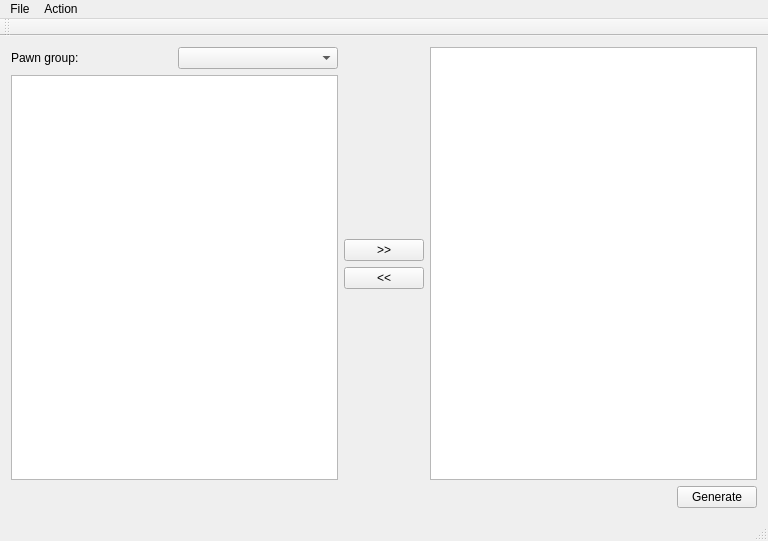
Before: the Qt Designer form tools/UT99CampaignRoster/MainWindow.ui in orb3b/UTManager, drawn with Qt 5.
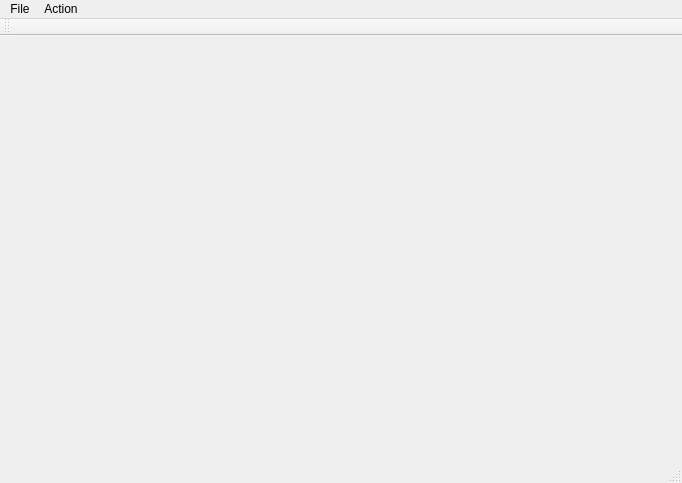
After: the same form once the commit is applied. Icons and pictures are not drawn.

```diff
--- a/tools/UT99CampaignRoster/MainWindow.ui
+++ b/tools/UT99CampaignRoster/MainWindow.ui
@@ -6,8 +6,8 @@
    <rect>
     <x>0</x>
     <y>0</y>
-    <width>768</width>
-    <height>541</height>
+    <width>682</width>
+    <height>483</height>
    </rect>
   </property>
   <property name="windowTitle">
@@ -17,116 +17,13 @@
    <iconset resource="RosterResources.qrc">
     <normaloff>:/images/icon</normaloff>:/images/icon</iconset>
   </property>
-  <widget class="QWidget" name="centralWidget">
-   <layout class="QVBoxLayout" name="verticalLayout_4">
-    <item>
-     <layout class="QHBoxLayout" name="horizontalLayout_3">
-      <item>
-       <layout class="QVBoxLayout" name="verticalLayout">
-        <item>
-         <layout class="QHBoxLayout" name="horizontalLayout">
-          <item>
-           <widget class="QLabel" name="lbPawnGroup">
-            <property name="text">
-             <string>Pawn group:</string>
-            </property>
-           </widget>
-          </item>
-          <item>
-           <widget class="QComboBox" name="cbPawnGroups"/>
-          </item>
-         </layout>
-        </item>
-        <item>
-         <widget class="QListWidget" name="lwPawnGroupMembers"/>
-        </item>
-       </layout>
-      </item>
-      <item>
-       <layout class="QVBoxLayout" name="verticalLayout_2">
-        <item>
-         <spacer name="verticalSpacer">
-          <property name="orientation">
-           <enum>Qt::Vertical</enum>
-          </property>
-          <property name="sizeHint" stdset="0">
-           <size>
-            <width>20</width>
-            <height>40</height>
-           </size>
-          </property>
-         </spacer>
-        </item>
-        <item>
-         <widget class="QPushButton" name="btnAddPawnToTeam">
-          <property name="text">
-           <string>&gt;&gt;</string>
-          </property>
-         </widget>
-        </item>
-        <item>
-         <widget class="QPushButton" name="btnRemovePawnFromTeam">
-          <property name="text">
-           <string>&lt;&lt;</string>
-          </property>
-         </widget>
-        </item>
-        <item>
-         <spacer name="verticalSpacer_2">
-          <property name="orientation">
-           <enum>Qt::Vertical</enum>
-          </property>
-          <property name="sizeHint" stdset="0">
-           <size>
-            <width>20</width>
-            <height>40</height>
-           </size>
-          </property>
-         </spacer>
-        </item>
-       </layout>
-      </item>
-      <item>
-       <layout class="QVBoxLayout" name="verticalLayout_3">
-        <item>
-         <widget class="QListWidget" name="lwTeamMembers"/>
-        </item>
-       </layout>
-      </item>
-     </layout>
-    </item>
-    <item>
-     <layout class="QHBoxLayout" name="horizontalLayout_4">
-      <item>
-       <spacer name="horizontalSpacer">
-        <property name="orientation">
-         <enum>Qt::Horizontal</enum>
-        </property>
-        <property name="sizeHint" stdset="0">
-         <size>
-          <width>40</width>
-          <height>20</height>
-         </size>
-        </property>
-       </spacer>
-      </item>
-      <item>
-       <widget class="QPushButton" name="btnGenerate">
-        <property name="text">
-         <string>Generate</string>
-        </property>
-       </widget>
-      </item>
-     </layout>
-    </item>
-   </layout>
-  </widget>
+  <widget class="QWidget" name="centralWidget"/>
   <widget class="QMenuBar" name="menuBar">
    <property name="geometry">
     <rect>
      <x>0</x>
      <y>0</y>
-     <width>768</width>
+     <width>682</width>
      <height>21</height>
     </rect>
    </property>
```
